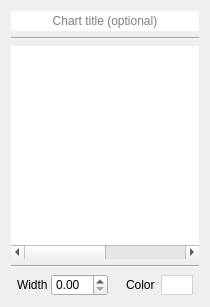
Old version of the form Tools/Mokka/ChartOptionsWidget.ui in the repository Biomechanical-ToolKit/BTKCore.
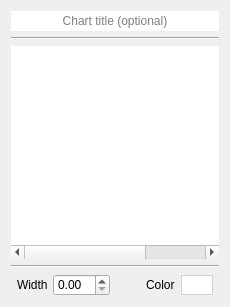
New version of the form.

What changed in the file:
```diff
--- a/Tools/Mokka/ChartOptionsWidget.ui
+++ b/Tools/Mokka/ChartOptionsWidget.ui
@@ -6,7 +6,7 @@
    <rect>
     <x>0</x>
     <y>0</y>
-    <width>210</width>
+    <width>230</width>
     <height>307</height>
    </rect>
   </property>
@@ -55,7 +55,7 @@
       <bool>false</bool>
      </property>
      <property name="columnCount">
-      <number>2</number>
+      <number>3</number>
      </property>
      <attribute name="horizontalHeaderVisible">
       <bool>false</bool>
@@ -65,6 +65,7 @@
      </attribute>
      <column/>
      <column/>
+     <column/>
     </widget>
    </item>
    <item>
```
